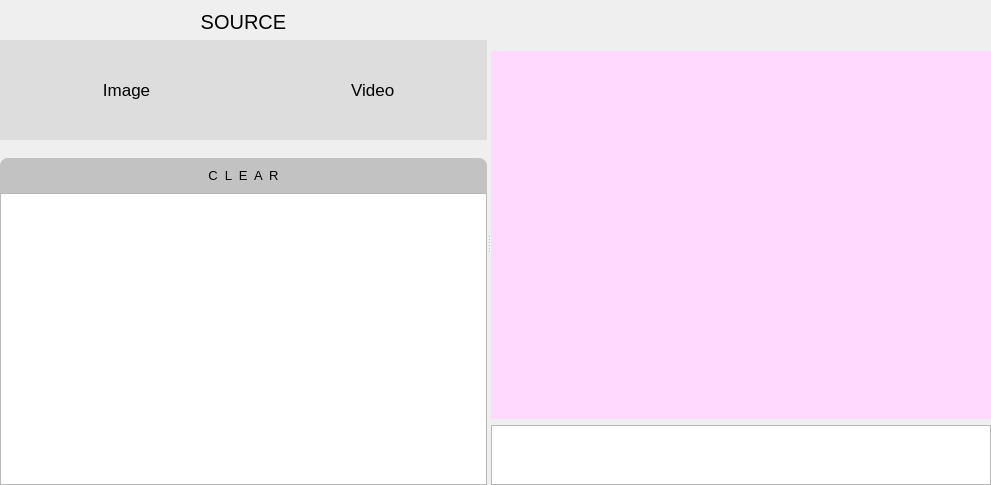
First picture: the form in Barcode-Detector/form.ui, repository T0uchM3/Barcode-Detector, before the edit.
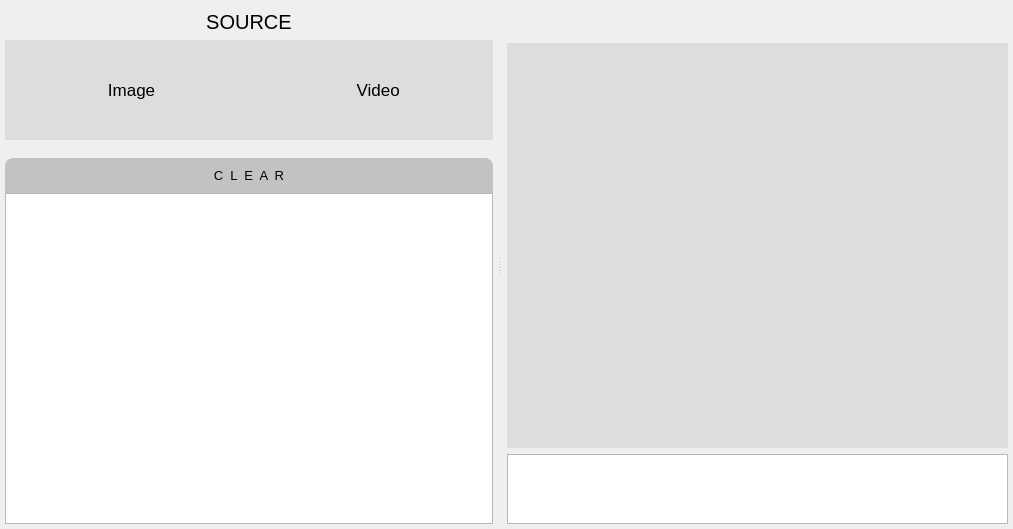
Second picture: the form after the edit. Icons and pictures are not drawn.

Commit message:
Able to read barcodes from local images and video
First step, still needs more polishing and fixing

```diff
--- a/Barcode-Detector/form.ui
+++ b/Barcode-Detector/form.ui
@@ -6,8 +6,8 @@
    <rect>
     <x>0</x>
     <y>0</y>
-    <width>991</width>
-    <height>485</height>
+    <width>1013</width>
+    <height>529</height>
    </rect>
   </property>
   <property name="sizePolicy">
@@ -92,9 +92,15 @@
        </property>
        <item row="1" column="0">
         <layout class="QVBoxLayout" name="verticalLayout_2">
+         <property name="leftMargin">
+          <number>5</number>
+         </property>
          <property name="topMargin">
           <number>10</number>
          </property>
+         <property name="rightMargin">
+          <number>5</number>
+         </property>
          <property name="bottomMargin">
           <number>12</number>
          </property>
@@ -318,9 +324,18 @@
          <property name="spacing">
           <number>0</number>
          </property>
+         <property name="leftMargin">
+          <number>5</number>
+         </property>
          <property name="topMargin">
           <number>0</number>
          </property>
+         <property name="rightMargin">
+          <number>5</number>
+         </property>
+         <property name="bottomMargin">
+          <number>5</number>
+         </property>
          <item>
           <widget class="QPushButton" name="clearButton">
            <property name="font">
@@ -365,9 +380,19 @@
          </item>
          <item>
           <widget class="QListWidget" name="picList">
+           <property name="font">
+            <font>
+             <pointsize>15</pointsize>
+             <weight>50</weight>
+             <bold>false</bold>
+            </font>
+           </property>
            <property name="styleSheet">
             <string notr="true"/>
            </property>
+           <property name="frameShape">
+            <enum>QFrame::StyledPanel</enum>
+           </property>
            <property name="sizeAdjustPolicy">
             <enum>QAbstractScrollArea::AdjustToContents</enum>
            </property>
@@ -380,6 +405,15 @@
            <property name="resizeMode">
             <enum>QListView::Adjust</enum>
            </property>
+           <property name="viewMode">
+            <enum>QListView::ListMode</enum>
+           </property>
+           <property name="modelColumn">
+            <number>0</number>
+           </property>
+           <property name="uniformItemSizes">
+            <bool>false</bool>
+           </property>
           </widget>
          </item>
         </layout>
@@ -395,6 +429,15 @@
      </widget>
      <widget class="QWidget" name="gridLayoutWidget_2">
       <layout class="QGridLayout" name="gridLayout_2">
+       <property name="leftMargin">
+        <number>5</number>
+       </property>
+       <property name="rightMargin">
+        <number>5</number>
+       </property>
+       <property name="bottomMargin">
+        <number>5</number>
+       </property>
        <item row="1" column="0">
         <widget class="QLabel" name="label_2">
          <property name="sizePolicy">
@@ -405,8 +448,8 @@
          </property>
          <property name="minimumSize">
           <size>
-           <width>0</width>
-           <height>0</height>
+           <width>1</width>
+           <height>1</height>
           </size>
          </property>
          <property name="font">
@@ -417,7 +460,7 @@
           </font>
          </property>
          <property name="styleSheet">
-          <string notr="true">background-color: rgb(255, 217, 254);</string>
+          <string notr="true">background-color: rgb(221, 221, 221);</string>
          </property>
          <property name="text">
           <string/>
@@ -431,6 +474,9 @@
          <property name="alignment">
           <set>Qt::AlignCenter</set>
          </property>
+         <property name="wordWrap">
+          <bool>false</bool>
+         </property>
         </widget>
        </item>
        <item row="2" column="0">
@@ -444,13 +490,13 @@
          <property name="minimumSize">
           <size>
            <width>0</width>
-           <height>30</height>
+           <height>0</height>
           </size>
          </property>
          <property name="maximumSize">
           <size>
            <width>16777215</width>
-           <height>60</height>
+           <height>70</height>
           </size>
          </property>
          <property name="readOnly">
@@ -465,7 +511,7 @@
         <widget class="QWidget" name="DragBar" native="true">
          <layout class="QHBoxLayout" name="horizontalLayout">
           <property name="topMargin">
-           <number>8</number>
+           <number>0</number>
           </property>
           <property name="rightMargin">
            <number>10</number>
```
Left out of the diff: 7 changed lines with no effect on the pictures. The commit also changes 1 other file.
